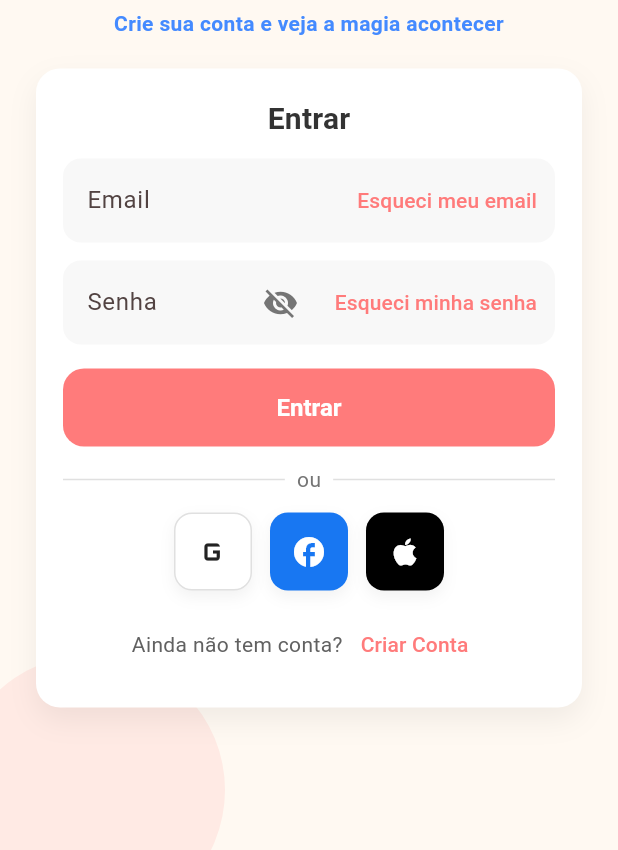
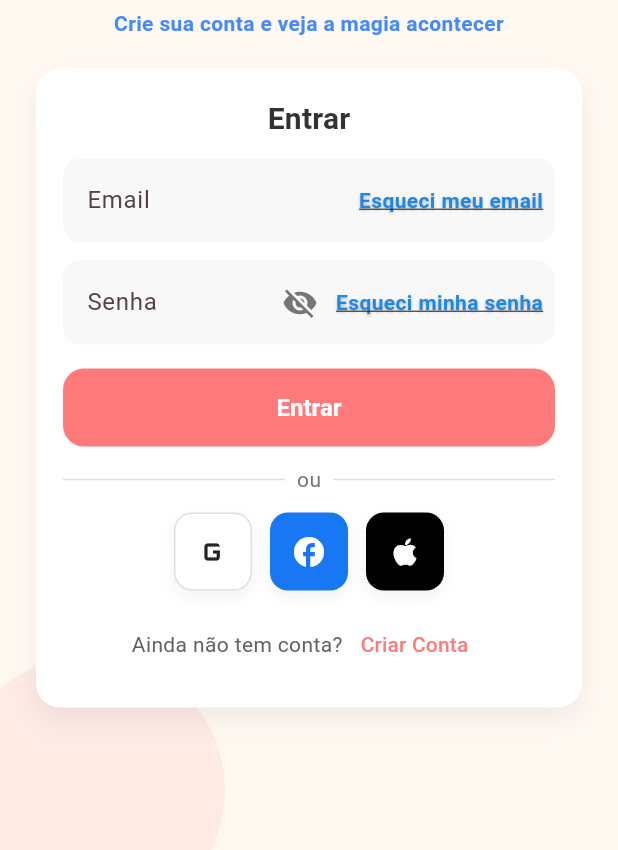
Before and after one commit to Jefferson23br/historias_app, a Flutter app: the screen it shows after launch, on a phone screen of 412 x 824 dp, the part 386-1236 px from its top. Run offline on Flutter 3.47's test engine with Material 3 defaults, Android fonts, the phone set to English and light mode, and no system bars; our stand-ins replace firebase_core; accounts and stored records are empty.

Commit message:
Update login_page.dart

```diff
--- a/lib/pages/login_page.dart
+++ b/lib/pages/login_page.dart
@@ -72,7 +72,8 @@ class _LoginPageState extends State<LoginPage> {
                       ),
                     ),
                     const SizedBox(height: 20),
-                    Container(
+                    Container
+                    (
                       width: double.infinity,
                       padding: const EdgeInsets.all(18),
                       decoration: BoxDecoration(
@@ -98,23 +99,81 @@ class _LoginPageState extends State<LoginPage> {
                             ),
                           ),
                           const SizedBox(height: 12),
-                          TextField(
+
+                          // EMAIL (link ativo enquanto o campo estiver vazio)
+                          ValueListenableBuilder<TextEditingValue>(
+                            valueListenable: _emailController,
+                            builder: (context, value, _) {
+                              final bool canTapForgotEmail = value.text.isEmpty;
+
+                              final linkStyleEnabled = TextStyle(
+                                color: Colors.blue.shade600,
+                                fontWeight: FontWeight.w600,
+                                decoration: TextDecoration.underline,
+                                shadows: const [
+                                  Shadow(offset: Offset(0, 1), blurRadius: 2, color: Colors.black26),
+                                ],
+                              );
+
+                              final linkStyleDisabled = TextStyle(
+                                color: Colors.grey.shade400,
+                                fontWeight: FontWeight.w500,
+                                decoration: TextDecoration.none,
+                              );
+
+                              return TextField(
                                 controller: _emailController,
                                 keyboardType: TextInputType.emailAddress,
                                 decoration: InputDecoration(
                                   labelText: 'Email',
-                              suffixIcon: TextButton(
-                                onPressed: () {},
-                                child: const Text('Esqueci meu email'),
+                                  suffixIconConstraints: const BoxConstraints(minWidth: 0, minHeight: 0),
+                                  suffixIcon: Padding(
+                                    padding: const EdgeInsets.only(right: 8),
+                                    child: IgnorePointer(
+                                      ignoring: !canTapForgotEmail,
+                                      child: GestureDetector(
+                                        onTap: canTapForgotEmail ? _onForgotEmail : null,
+                                        child: Text(
+                                          'Esqueci meu email',
+                                          style: canTapForgotEmail ? linkStyleEnabled : linkStyleDisabled,
                                         ),
                                       ),
                                     ),
+                                  ),
+                                ),
+                              );
+                            },
+                          ),
+
                           const SizedBox(height: 12),
-                          TextField(
+
+                          // SENHA (link ativo enquanto o campo estiver vazio)
+                          ValueListenableBuilder<TextEditingValue>(
+                            valueListenable: _passwordController,
+                            builder: (context, value, _) {
+                              final bool canTapForgotPassword = value.text.isEmpty;
+
+                              final linkStyleEnabled = TextStyle(
+                                color: Colors.blue.shade600,
+                                fontWeight: FontWeight.w600,
+                                decoration: TextDecoration.underline,
+                                shadows: const [
+                                  Shadow(offset: Offset(0, 1), blurRadius: 2, color: Colors.black26),
+                                ],
+                              );
+
+                              final linkStyleDisabled = TextStyle(
+                                color: Colors.grey.shade400,
+                                fontWeight: FontWeight.w500,
+                                decoration: TextDecoration.none,
+                              );
+
+                              return TextField(
                                 controller: _passwordController,
                                 obscureText: _isObscure,
                                 decoration: InputDecoration(
                                   labelText: 'Senha',
+                                  suffixIconConstraints: const BoxConstraints(minWidth: 0, minHeight: 0),
                                   suffixIcon: Row(
                                     mainAxisSize: MainAxisSize.min,
                                     children: [
@@ -127,14 +186,26 @@ class _LoginPageState extends State<LoginPage> {
                                           setState(() => _isObscure = !_isObscure);
                                         },
                                       ),
-                                  TextButton(
-                                    onPressed: () {},
-                                    child: const Text('Esqueci minha senha'),
+                                      Padding(
+                                        padding: const EdgeInsets.only(right: 8),
+                                        child: IgnorePointer(
+                                          ignoring: !canTapForgotPassword,
+                                          child: GestureDetector(
+                                            onTap: canTapForgotPassword ? _onForgotPassword : null,
+                                            child: Text(
+                                              'Esqueci minha senha',
+                                              style: canTapForgotPassword ? linkStyleEnabled : linkStyleDisabled,
+                                            ),
+                                          ),
+                                        ),
                                       ),
                                     ],
                                   ),
                                 ),
+                              );
+                            },
                           ),
+
                           const SizedBox(height: 16),
                           SizedBox(
                             width: double.infinity,
@@ -208,6 +279,18 @@ class _LoginPageState extends State<LoginPage> {
     );
   }
 
+  void _onForgotEmail() {
+    // TODO: ação para "Esqueci meu email"
+    // Ex.: abrir uma tela/diálogo de ajuda.
+  }
+
+  void _onForgotPassword() {
+    // TODO: ação para "Esqueci minha senha"
+    // Ex.: se usar FirebaseAuth:
+    // final email = _emailController.text.trim();
+    // if (email.isNotEmpty) FirebaseAuth.instance.sendPasswordResetEmail(email: email);
+  }
+
   Widget _softCircle(double size, Color color) {
     return Container(
       width: size,
```
Lines whose indentation alone changed are shown as unchanged.
